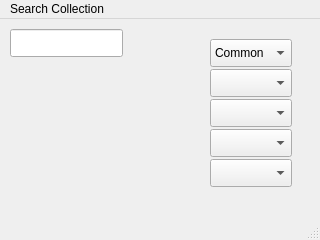
This is src/ui/search.ui in AbioticFactor/PostureMonitor as Qt 5 draws it before an edit. The edited form follows.
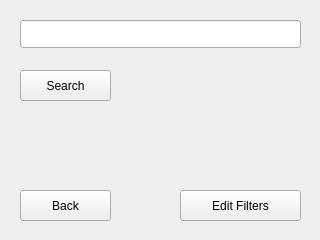
This is the edited form.

Diff of the .ui file:
```diff
--- a/src/ui/search.ui
+++ b/src/ui/search.ui
@@ -17,101 +17,53 @@
    <widget class="QLineEdit" name="lineEdit">
     <property name="geometry">
      <rect>
-      <x>10</x>
-      <y>10</y>
-      <width>113</width>
-      <height>28</height>
-     </rect>
-    </property>
-   </widget>
-   <widget class="QComboBox" name="comboBox">
-    <property name="geometry">
-     <rect>
-      <x>210</x>
+      <x>20</x>
       <y>20</y>
-      <width>82</width>
+      <width>281</width>
       <height>28</height>
      </rect>
     </property>
-    <item>
-     <property name="text">
-      <string>Common</string>
-     </property>
-    </item>
-    <item>
-     <property name="text">
-      <string>Uncommon</string>
-     </property>
-    </item>
-    <item>
-     <property name="text">
-      <string>Rare</string>
-     </property>
-    </item>
-    <item>
-     <property name="text">
-      <string>Mythic</string>
-     </property>
-    </item>
    </widget>
-   <widget class="QComboBox" name="comboBox_2">
+   <widget class="QPushButton" name="pushButton">
     <property name="geometry">
      <rect>
-      <x>210</x>
-      <y>50</y>
-      <width>82</width>
-      <height>28</height>
+      <x>180</x>
+      <y>190</y>
+      <width>121</width>
+      <height>31</height>
      </rect>
     </property>
-   </widget>
-   <widget class="QComboBox" name="comboBox_3">
-    <property name="geometry">
-     <rect>
-      <x>210</x>
-      <y>80</y>
-      <width>82</width>
-      <height>28</height>
-     </rect>
+    <property name="text">
+     <string>Edit Filters</string>
     </property>
    </widget>
-   <widget class="QComboBox" name="comboBox_4">
+   <widget class="QPushButton" name="pushButton_2">
     <property name="geometry">
      <rect>
-      <x>210</x>
-      <y>110</y>
-      <width>82</width>
-      <height>28</height>
+      <x>20</x>
+      <y>70</y>
+      <width>91</width>
+      <height>31</height>
      </rect>
     </property>
+    <property name="text">
+     <string>Search</string>
+    </property>
    </widget>
-   <widget class="QComboBox" name="comboBox_5">
+   <widget class="QPushButton" name="pushButton_3">
     <property name="geometry">
      <rect>
-      <x>210</x>
-      <y>140</y>
-      <width>82</width>
-      <height>28</height>
+      <x>20</x>
+      <y>190</y>
+      <width>91</width>
+      <height>31</height>
      </rect>
     </property>
-   </widget>
-  </widget>
-  <widget class="QMenuBar" name="menubar">
-   <property name="geometry">
-    <rect>
-     <x>0</x>
-     <y>0</y>
-     <width>320</width>
-     <height>25</height>
-    </rect>
-   </property>
-   <widget class="QMenu" name="menuSearch_Collection">
-    <property name="title">
-     <string>Search Collection</string>
+    <property name="text">
+     <string>Back</string>
     </property>
    </widget>
-   <addaction name="menuSearch_Collection"/>
   </widget>
-  <widget class="QStatusBar" name="statusbar"/>
  </widget>
  <resources/>
  <connections/>
```
